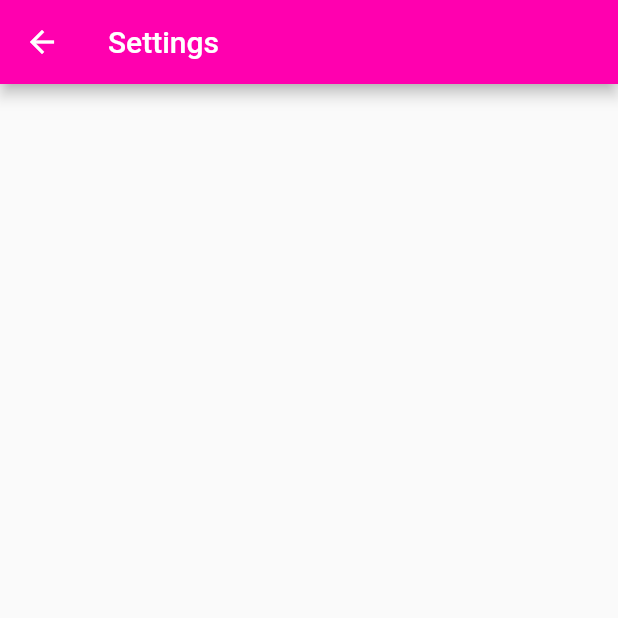
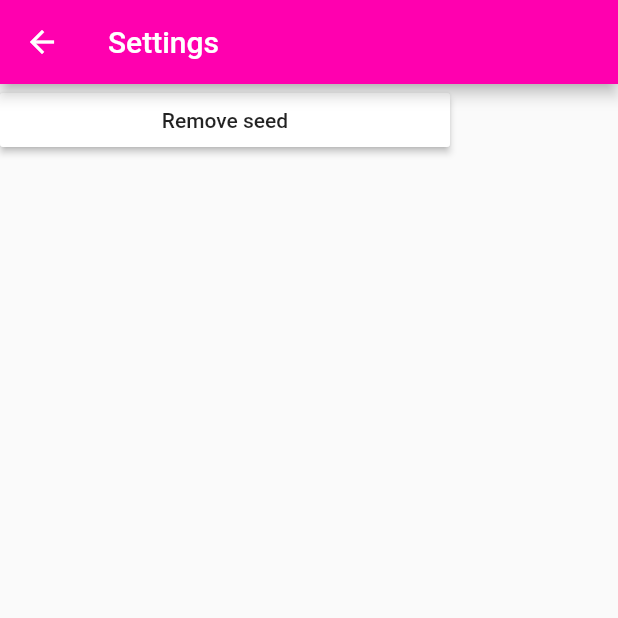
Before and after one commit to muirglacier/saiive.live, a Flutter app: the SettingsScreen screen opened directly, on a phone screen of 412 x 824 dp, the top half of it. Run offline on Flutter 3.47's test engine with Material 2 defaults, Android fonts, the phone set to English and light mode, and no system bars; our stand-ins replace carousel_slider, package_info, shared_preferences; missing offline and left inert: bip39, flutter_config, flutter_tagging; accounts and stored records are empty; Roboto replaces fonts that are missing (Helvetica, Arial, sans-serif).

Commit message:
add remove seed phrase to settings page

```diff
--- a/lib/home.dart
+++ b/lib/home.dart
@@ -50,8 +50,7 @@ class _HomeScreenState extends State<HomeScreen> {
               child: GestureDetector(
                 onTap: () {
                   Navigator.of(context).push(MaterialPageRoute(
-                      builder: (BuildContext context) =>
-                          SettingsScreen()));
+                      builder: (BuildContext context) => SettingsScreen()));
                 },
                 child: Icon(
                   Icons.settings,
--- a/lib/settings/settings.dart
+++ b/lib/settings/settings.dart
@@ -1,6 +1,8 @@
 import 'package:defichainwallet/generated/l10n.dart';
+import 'package:defichainwallet/helper/constants.dart';
 import 'package:flutter/cupertino.dart';
 import 'package:flutter/material.dart';
+import 'package:shared_preferences/shared_preferences.dart';
 
 class SettingsScreen extends StatefulWidget {
   SettingsScreen();
@@ -11,6 +13,32 @@ class SettingsScreen extends StatefulWidget {
 class _SettingsScreenState extends State<SettingsScreen> {
   @override
   Widget build(BuildContext context) {
-    return Scaffold(appBar: AppBar(title: Text(S.of(context).settings)));
+    return Scaffold(
+        appBar: AppBar(title: Text(S.of(context).settings)),
+        body: Column(
+          children: [
+            Container(
+                child: SizedBox(
+                    width: 300,
+                    child: RaisedButton(
+                      child: Text("Remove seed"),
+                      color: Theme.of(context).backgroundColor,
+                      onPressed: () async {
+                        final prefs = await SharedPreferences.getInstance();
+
+                        await prefs.setString(
+                            DefiChainConstants.MnemonicKey, null);
+                        await prefs.setBool(
+                            DefiChainConstants.RecoveryPhraseTested, null);
+                        await prefs.setInt(
+                            DefiChainConstants.WorkingAccountKey, null);
+
+                        ScaffoldMessenger.of(context).showSnackBar(SnackBar(
+                          content: Text("Removed saved seed"),
+                        ));
+                      },
+                    ))),
+          ],
+        ));
   }
 }
--- a/lib/wallet/init/restore/recovery_phrase_restore.dart
+++ b/lib/wallet/init/restore/recovery_phrase_restore.dart
@@ -164,7 +164,7 @@ class _RestoreRecoveryPhraseScreen extends State<RestoreRecoveryPhraseScreen> {
                                         .wallet_restore_invalidMnemonic),
                                   ));
                               } else {
-                                Navigator.of(context).pushNamedAndRemoveUntil("home", (route) => true);
+                                Navigator.of(context).pushNamedAndRemoveUntil("homeScreen", (route) => false);
                               }
                             },
                           )))
```
